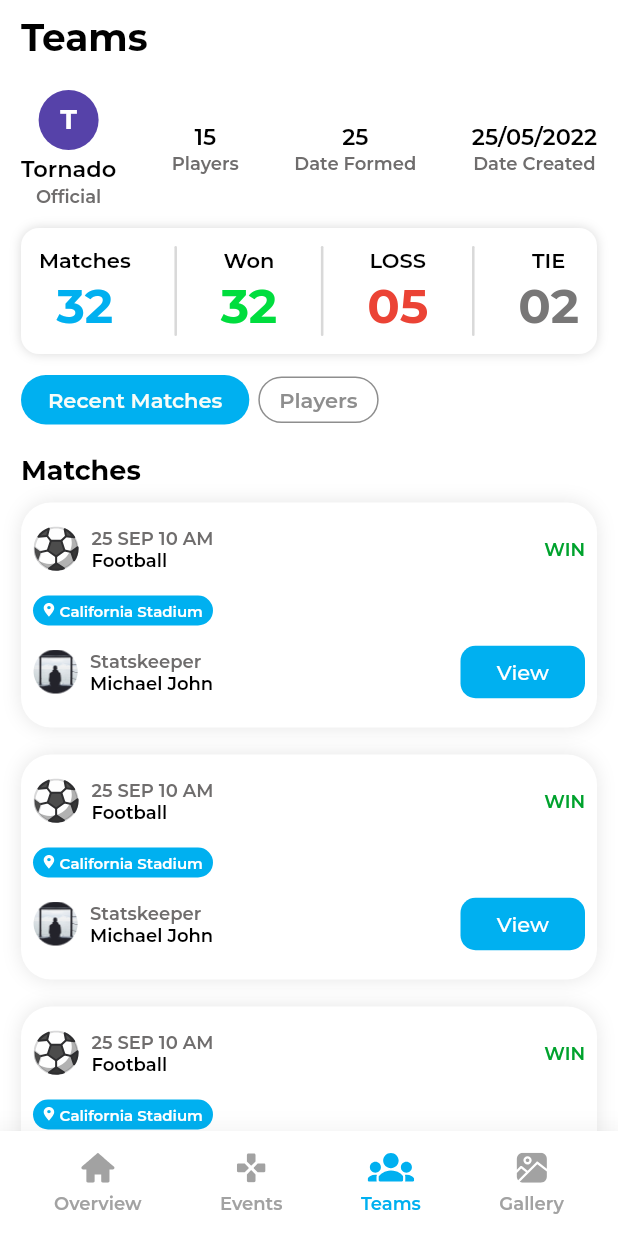
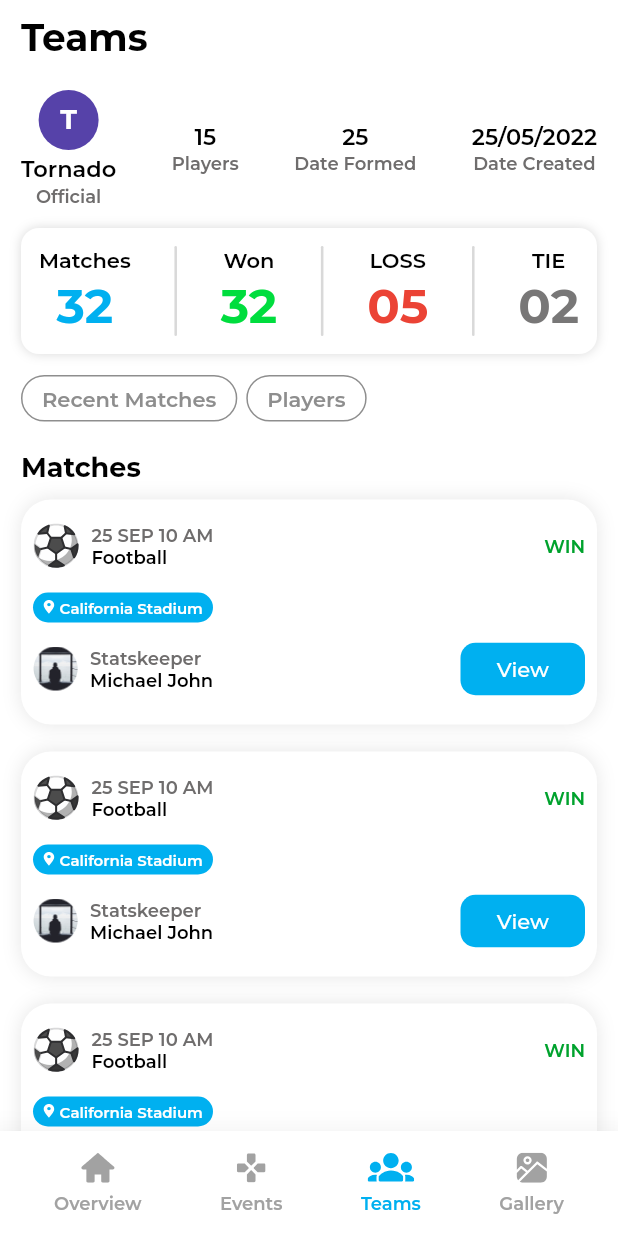
Before and after one commit to uroojmajid2000/Hudasoft_statboard_flutter_app, a Flutter app: the Layout screen opened directly, on a phone screen of 412 x 824 dp. Run offline on Flutter 3.47's test engine with Material 2 defaults, Android fonts, the phone set to English and light mode, and no system bars; our stand-ins replace flutter_hooks, flutter_svg; project files that could hold a hidden picture were left out.

Commit message:
filters functionality

```diff
--- a/lib/features/Players/presentation/screens/allteams/widgets/body.dart
+++ b/lib/features/Players/presentation/screens/allteams/widgets/body.dart
@@ -8,6 +8,11 @@ class Body extends StatefulWidget {
 }
 
 class _BodyState extends State<Body> {
+
+ bool _recentMatchesSelected = false;
+  bool _playersSelected = false;
+
+
   @override
   Widget build(BuildContext context) {
     return SingleChildScrollView(
@@ -29,7 +34,39 @@ class _BodyState extends State<Body> {
                 SizedBox(
                   height: 14,
                 ),
-                Filters(),
+                Row(
+                  children: [
+                    // Filters(
+                    //   text: 'Recent Matches',
+                    // ),
+                    // Filters(
+                    //   text: 'Players',
+                    // ),
+           Filters(
+          text: 'Recent Matches',
+          isSelected: _recentMatchesSelected,
+          onChanged: (value) {
+            setState(() {
+              _recentMatchesSelected = value;
+              _playersSelected = false;
+            });
+          },
+        ),
+        SizedBox(
+          width: 6,
+        ),
+        Filters(
+          text: 'Players',
+          isSelected: _playersSelected,
+          onChanged: (value) {
+            setState(() {
+              _playersSelected = value;
+              _recentMatchesSelected = false;
+            });
+          },
+        ),
+                  ],
+                ),
                 SizedBox(
                   height: 20,
                 ),
--- a/lib/features/Players/presentation/screens/allteams/widgets/filters.dart
+++ b/lib/features/Players/presentation/screens/allteams/widgets/filters.dart
@@ -1,32 +1,45 @@
-import 'package:flutter/cupertino.dart';
+import 'package:flutter/material.dart';
 
 class Filters extends StatelessWidget {
-  const Filters({super.key});
+  final String text;
+  final bool isSelected;
+  final Function(bool) onChanged;
+
+  Filters({
+    Key? key,
+    required this.text,
+    required this.isSelected,
+    required this.onChanged,
+  }) : super(key: key);
 
   @override
   Widget build(BuildContext context) {
-    return Row(
-      children: [
-        Container(
-          height: 33,
+    return GestureDetector(
+      onTap: () {
+        onChanged(!isSelected);
+      },
+      child: Container(
         decoration: BoxDecoration(
           borderRadius: BorderRadius.circular(20),
-            color: Color(0xff00b0f0),
+          color: isSelected ? Color(0xff00b0f0) : Colors.white,
+          border: Border.all(
+            color: isSelected ? Color(0xff00b0f0) : Color(0xff8e8e8e),
+            width: 1,
+          ),
         ),
         padding: const EdgeInsets.symmetric(
-            horizontal: 18,
-            vertical: 8,
+          horizontal: 13,
+          vertical: 6,
         ),
         child: Row(
-            mainAxisSize: MainAxisSize.min,
           mainAxisAlignment: MainAxisAlignment.center,
           crossAxisAlignment: CrossAxisAlignment.center,
           children: [
             Text(
-                "Recent Matches",
+              text,
               textAlign: TextAlign.center,
               style: TextStyle(
-                  color: Color(0xfff7fcf8),
+                color: isSelected ? Colors.white : Color(0xff8e8e8e),
                 fontSize: 14,
                 fontFamily: "Montserrat",
                 fontWeight: FontWeight.w600,
@@ -35,40 +48,6 @@ class Filters extends StatelessWidget {
           ],
         ),
       ),
-        SizedBox(
-          width: 6,
-        ),
-        Container(
-          decoration: BoxDecoration(
-            borderRadius: BorderRadius.circular(20),
-            border: Border.all(
-              color: Color(0xff8e8e8e),
-              width: 1,
-            ),
-          ),
-          padding: const EdgeInsets.symmetric(
-            horizontal: 13,
-            vertical: 6,
-          ),
-          child: Row(
-            mainAxisSize: MainAxisSize.min,
-            mainAxisAlignment: MainAxisAlignment.center,
-            crossAxisAlignment: CrossAxisAlignment.center,
-            children: [
-              Text(
-                "Players",
-                textAlign: TextAlign.center,
-                style: TextStyle(
-                  color: Color(0xff8e8e8e),
-                  fontSize: 14,
-                  fontFamily: "Montserrat",
-                  fontWeight: FontWeight.w600,
-                ),
-              ),
-            ],
-          ),
-        )
-      ],
     );
   }
 }
```
Lines whose indentation alone changed are shown as unchanged.
